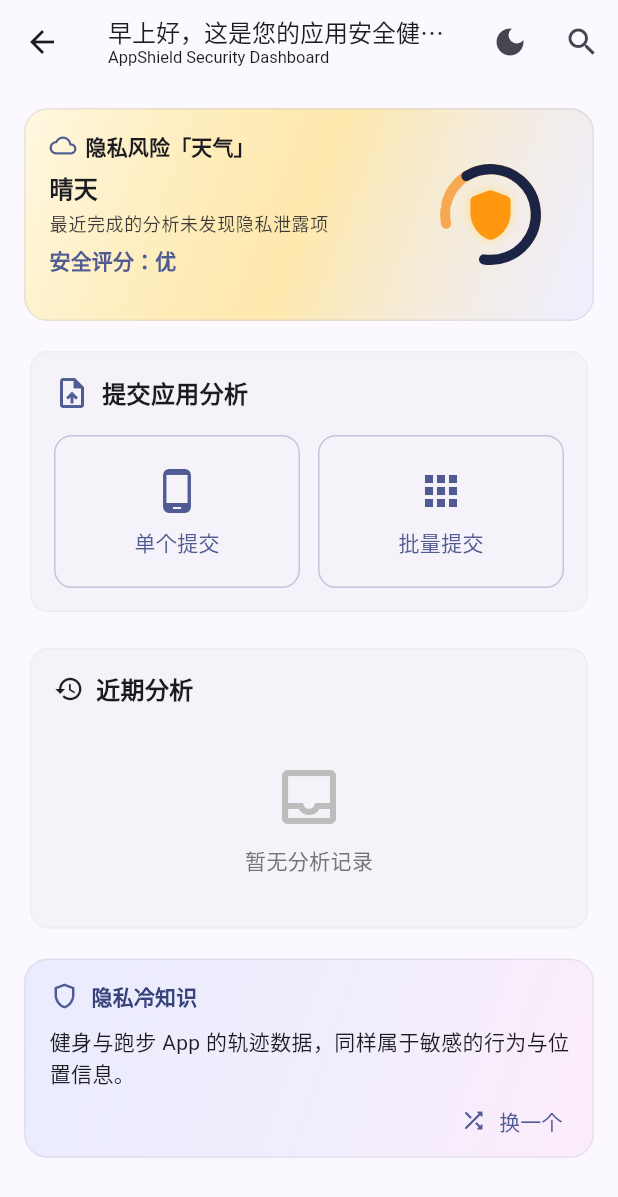
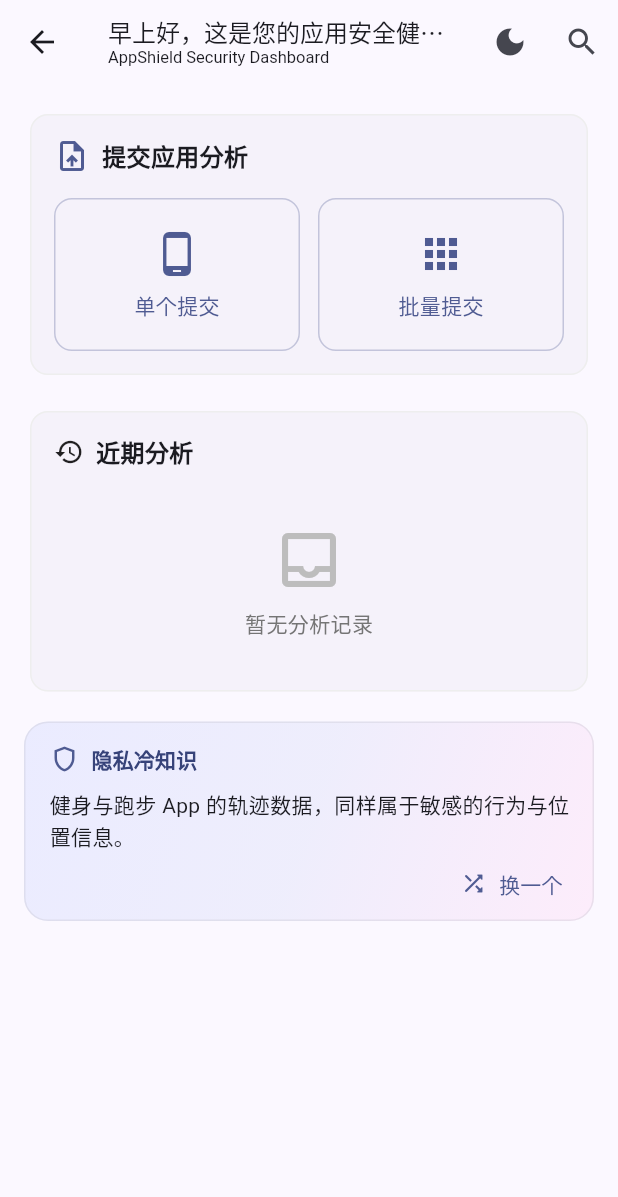
Before and after one commit to HhhHhhhhhde/sootsayer, a Flutter app: the DashboardScreen screen opened directly, on a phone screen of 412 x 824 dp. Shown: the top 1197 px of the screen. Run offline on Flutter 3.47's test engine with Material 3 defaults, Android fonts, the phone set to English and light mode, and no system bars; our stand-ins replace file_picker, lottie, shared_preferences, webview_flutter; missing offline and left inert: webview_flutter_android; accounts and stored records are empty.

Commit message:
update3.29

```diff
--- a/lib/screens/dashboard_screen.dart
+++ b/lib/screens/dashboard_screen.dart
@@ -66,8 +66,8 @@ class DashboardScreen extends StatelessWidget {
         child: ListView(
           padding: const EdgeInsets.all(16),
           children: [
-            const PrivacyWeatherCard(),
-            const SizedBox(height: 16),
+            // const PrivacyWeatherCard(),
+            // const SizedBox(height: 16),
 
             // App Submit Card
             const AppSubmitCard(),
--- a/lib/widgets/privacy_weather_card.dart
+++ b/lib/widgets/privacy_weather_card.dart
@@ -104,17 +104,6 @@ class PrivacyWeatherCard extends StatelessWidget {
                               color: cs.onSurface,
                             ),
                           ),
-                          if (isLoading) ...[
-                            const SizedBox(width: 8),
-                            SizedBox(
-                              width: 14,
-                              height: 14,
-                              child: CircularProgressIndicator(
-                                strokeWidth: 2,
-                                color: cs.primary,
-                              ),
-                            ),
-                          ],
                         ],
                       ),
                       const SizedBox(height: 6),
```
